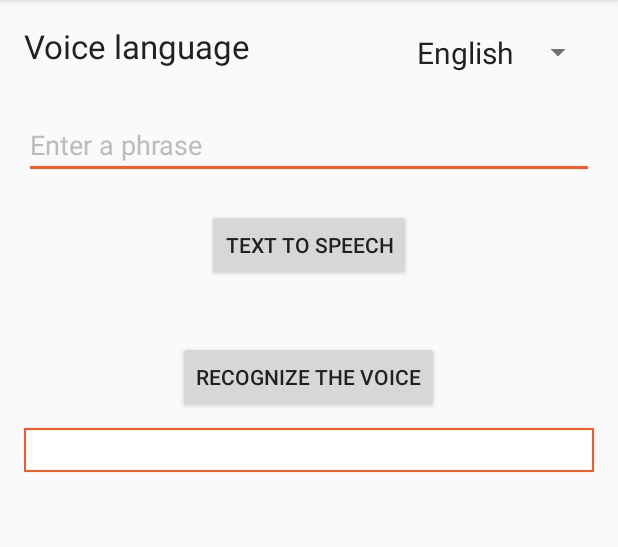
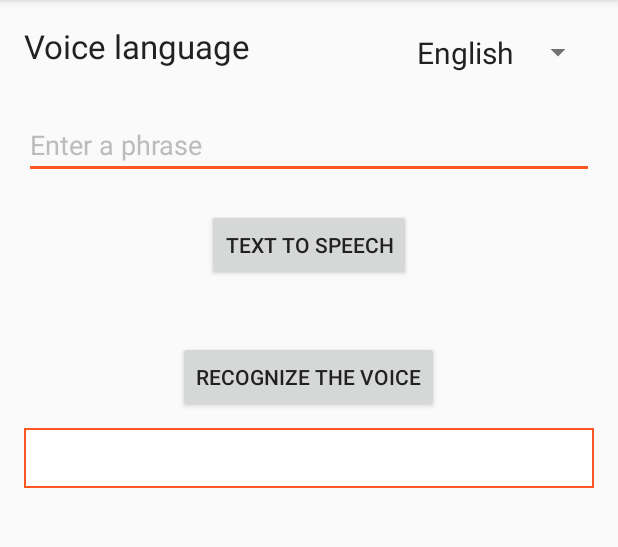
Before and after one commit to yeray697/DeafMuteHelper, an Android app: the screen it shows after launch (MainActivity), on a phone screen of 412 x 824 dp, the part 84-631 px from its top. Run offline under Robolectric (Android 15) with nearby library versions, the phone set to English and light mode, and no system bars.

```diff
--- a/app/src/main/AndroidManifest.xml
+++ b/app/src/main/AndroidManifest.xml
@@ -2,7 +2,6 @@
 <manifest xmlns:android="http://schemas.android.com/apk/res/android"
     package="yrj.ayudasordomudo">
 
-    <uses-permission android:name="android.permission.INTERNET" />
 
     <application
         android:allowBackup="true"
--- a/app/src/main/java/yrj/ayudasordomudo/MainActivity.java
+++ b/app/src/main/java/yrj/ayudasordomudo/MainActivity.java
@@ -99,8 +99,38 @@ public class MainActivity extends AppCompatActivity implements IMvp.View{
 
             }
         });
+
+        setDefaultLanguage();
     }
-
+    public void setDefaultLanguage() {
+        String language = Locale.getDefault().getLanguage();
+        Locale locale;
+        int position;
+        switch (language){
+            case "en":
+                locale = Idiomas.ENGLISH_LOCALE;
+                position = 0;
+                break;
+            case "fr":
+                locale = Idiomas.FRENCH_LOCALE;
+                position = 1;
+                break;
+            case "de":
+                locale = Idiomas.GERMAN_LOCALE;
+                position = 2;
+                break;
+            case "es":
+                locale = Idiomas.SPANISH_LOCALE;
+                position = 3;
+                break;
+            default:
+                locale = Idiomas.ENGLISH_LOCALE;
+                position = 0;
+                break;
+        }
+        spOrigenLanguage.setSelection(position);
+        presenter.setLanguage(locale);
+    }
     @Override
     public void setMessageError(String messageError, int idView) {
         Toast.makeText(this, messageError, Toast.LENGTH_SHORT).show();
--- a/app/src/main/java/yrj/ayudasordomudo/interfaces/IMvp.java
+++ b/app/src/main/java/yrj/ayudasordomudo/interfaces/IMvp.java
@@ -1,4 +1,8 @@
 package yrj.ayudasordomudo.interfaces;
+
+import java.util.Locale;
+
+import yrj.ayudasordomudo.model.Idiomas;
 
 /**
  * Created by yeray697 on 21/11/16.
--- a/app/src/main/java/yrj/ayudasordomudo/presenter/Main_Presenter.java
+++ b/app/src/main/java/yrj/ayudasordomudo/presenter/Main_Presenter.java
@@ -5,12 +5,12 @@ import android.content.Context;
 import android.os.Build;
 import android.speech.tts.TextToSpeech;
 import android.text.TextUtils;
-import android.widget.Toast;
 
 import java.util.HashMap;
 import java.util.Locale;
 
 import yrj.ayudasordomudo.interfaces.IMvp;
+import yrj.ayudasordomudo.model.Idiomas;
 
 /**
  * Created by yeray697 on 21/11/16.
@@ -44,6 +44,7 @@ public class Main_Presenter implements IMvp.Presenter {
             //TODO Show error
         }
     }
+
 
     //Fuente: http://stackoverflow.com/questions/27968146/texttospeech-with-api-21/28000527#28000527
     public void speak(String toSpeak){
--- a/app/src/main/res/layout/activity_main.xml
+++ b/app/src/main/res/layout/activity_main.xml
@@ -3,30 +3,33 @@
     xmlns:tools="http://schemas.android.com/tools"
     android:layout_width="match_parent"
     android:layout_height="match_parent"
-    android:paddingBottom="@dimen/activity_vertical_margin"
-    android:paddingLeft="@dimen/activity_horizontal_margin"
-    android:paddingRight="@dimen/activity_horizontal_margin"
-    android:paddingTop="@dimen/activity_vertical_margin"
     tools:context="yrj.ayudasordomudo.MainActivity">
 
 <RelativeLayout
     android:layout_width="match_parent"
     android:layout_height="wrap_content">
-    <TextView
-        android:layout_width="wrap_content"
-        android:layout_height="wrap_content"
-        android:text="@string/tvLanguage_text"
-        android:id="@+id/tvLanguage"
-        android:textAppearance="?android:attr/textAppearanceLarge"/>
 
     <Spinner
         android:layout_width="wrap_content"
         android:layout_height="wrap_content"
         android:id="@+id/spOrigenLanguage"
         android:layout_alignParentRight="true"
-        android:layout_marginStart="10dp"
-        android:layout_marginLeft="10dp"
-        android:layout_alignParentEnd="true" />
+        android:layout_alignParentEnd="true"
+        android:layout_marginTop="@dimen/activity_vertical_margin"
+        android:layout_marginRight="@dimen/activity_horizontal_margin"
+        android:layout_marginEnd="@dimen/activity_horizontal_margin"/>
+
+    <TextView
+        android:layout_width="match_parent"
+        android:layout_height="wrap_content"
+        android:text="@string/tvLanguage_text"
+        android:id="@+id/tvLanguage"
+        android:textAppearance="?android:attr/textAppearanceLarge"
+        android:layout_marginLeft="@dimen/activity_horizontal_margin"
+        android:layout_marginRight="@dimen/activity_horizontal_margin"
+        android:layout_toLeftOf="@id/spOrigenLanguage"
+        android:layout_toStartOf="@id/spOrigenLanguage"
+        android:layout_marginTop="@dimen/activity_vertical_margin"/>
 
     <EditText
         android:layout_width="match_parent"
@@ -36,7 +39,9 @@
         android:hint="@string/etText_hint"
         android:textColor="#000000"
         android:textColorHint="#bcbcbc"
-        android:layout_below="@+id/spOrigenLanguage" />
+        android:layout_below="@+id/spOrigenLanguage"
+        android:layout_marginLeft="@dimen/activity_horizontal_margin"
+        android:layout_marginRight="@dimen/activity_horizontal_margin"/>
 
     <Button
         android:layout_width="wrap_content"
@@ -63,6 +68,10 @@
         android:textAppearance="?android:attr/textAppearanceLarge"
         android:id="@+id/tvTextReceived"
         android:layout_below="@+id/btSpeechToText"
-        android:background="@drawable/tv_background"/>
+        android:background="@drawable/tv_background"
+        android:padding="5dp"
+        android:layout_marginLeft="@dimen/activity_horizontal_margin"
+        android:layout_marginRight="@dimen/activity_horizontal_margin"
+        android:layout_marginBottom="@dimen/activity_vertical_margin"/>
 </RelativeLayout>
 </ScrollView>
--- a/app/src/main/res/values/errors.xml
+++ b/app/src/main/res/values/errors.xml
@@ -1,5 +1,3 @@
 <?xml version="1.0" encoding="utf-8"?>
 <resources>
-    <string name="go_play_store_title">Necesitas descargar, actualizar y/o habilitar otro componente</string>
-    <string name="go_play_store_message">¿Deseas descargarlo?</string>
 </resources>
--- a/app/src/main/res/values/strings.xml
+++ b/app/src/main/res/values/strings.xml
@@ -12,4 +12,12 @@
     <string name="pref_category_general_title">General</string>
     <string name="pref_general_language_title">Language</string>
     <string name="pref_general_language_summary">Language used by the application</string>
+    <string-array name="pref_languages">
+        <item>English</item>
+        <item>Español</item>
+        <item>Deutsch</item>
+        <item>Français</item>
+    </string-array>
+    <string name="go_play_store_title">You need to download, update and/or enable another component</string>
+    <string name="go_play_store_message">Do you want to download it?</string>
 </resources>
--- a/build.gradle
+++ b/build.gradle
@@ -5,7 +5,7 @@ buildscript {
         jcenter()
     }
     dependencies {
-        classpath 'com.android.tools.build:gradle:2.2.2'
+        classpath 'com.android.tools.build:gradle:2.2.3'
 
         // NOTE: Do not place your application dependencies here; they belong
         // in the individual module build.gradle files
```
Also changed, not shown: app/src/main/res/values/arrays.xml (deleted, +0 -9 lines), 4 other files.
